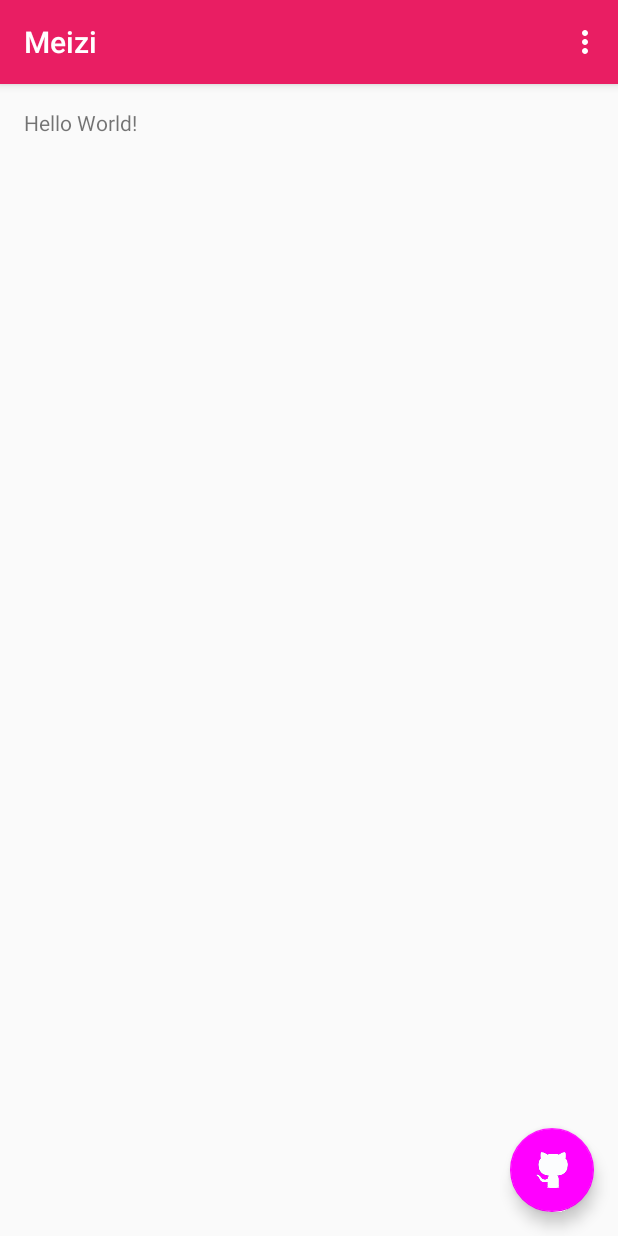
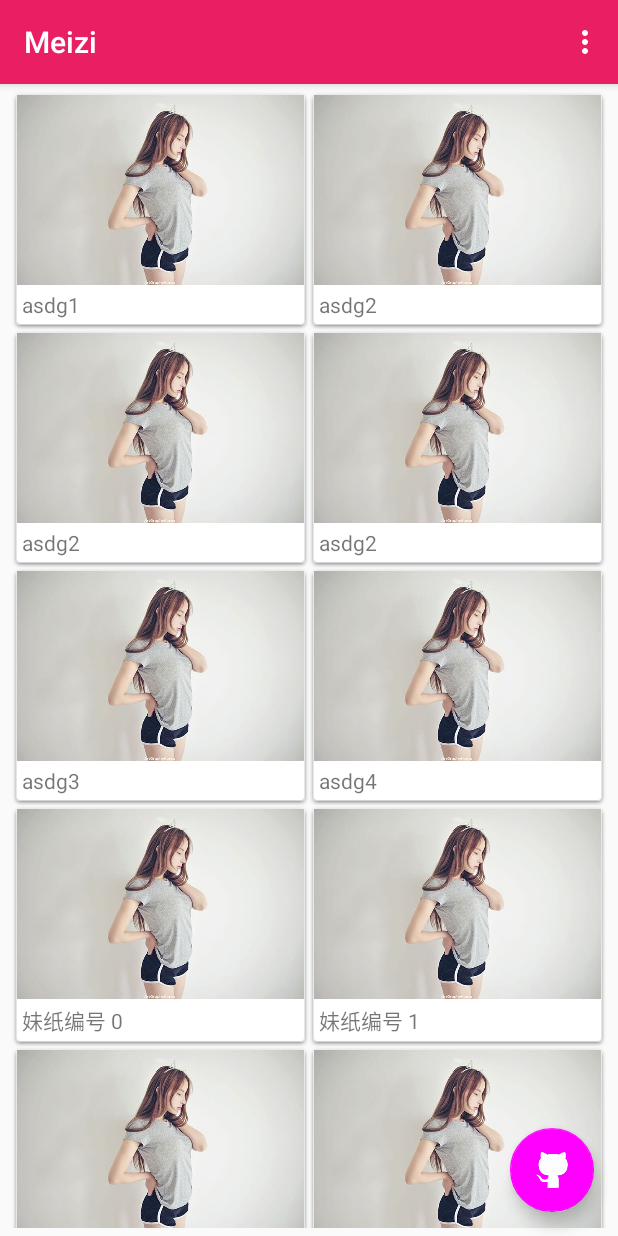
Before and after one commit to woshidasusu/Meizi, an Android app: the screen it shows after launch (MainActivity), on a phone screen of 412 x 824 dp. Run offline under Robolectric (Android 15) with nearby library versions, the phone set to English and light mode, and no system bars; our stand-ins replace ButterKnife, Picasso; pictures from the network do not load; 1 statement that could not run was skipped.

Commit message:
引入图片加载框架Picasso

```diff
--- a/app/build.gradle
+++ b/app/build.gradle
@@ -26,4 +26,5 @@ dependencies {
     compile 'com.android.support:design:23.4.0'
     compile 'com.jakewharton:butterknife:5.1.1'
     compile 'com.squareup.okhttp3:okhttp:3.4.1'
+    compile 'com.squareup.picasso:picasso:2.5.2'
 }
--- a/app/src/main/java/coder/dasu/meizi/MeiziApp.java
+++ b/app/src/main/java/coder/dasu/meizi/MeiziApp.java
@@ -1,6 +1,8 @@
 package coder.dasu.meizi;
 
 import android.app.Application;
+
+import com.squareup.picasso.Picasso;
 
 import okhttp3.OkHttpClient;
 
@@ -14,6 +16,8 @@ public class MeiziApp extends Application {
     @Override
     public void onCreate() {
         super.onCreate();
+        Picasso.with(getApplicationContext())
+                .setDebugging(true);
     }
 
     @Override
--- /dev/null
+++ b/app/src/main/java/coder/dasu/meizi/data/Meizhi.java
@@ -0,0 +1,44 @@
+package coder.dasu.meizi.data;
+
+/**
+ * Created by sxq on 2016/9/10.
+ */
+public class Meizhi {
+
+    private String imgUrl;
+    private String text;
+    private int resId;
+
+    public Meizhi() {
+    }
+
+    public Meizhi(String imgUrl, String text, int resId) {
+        this.imgUrl = imgUrl;
+        this.text = text;
+        this.resId = resId;
+    }
+
+    public String getImgUrl() {
+        return imgUrl;
+    }
+
+    public void setImgUrl(String imgUrl) {
+        this.imgUrl = imgUrl;
+    }
+
+    public String getText() {
+        return text;
+    }
+
+    public void setText(String text) {
+        this.text = text;
+    }
+
+    public int getResId() {
+        return resId;
+    }
+
+    public void setResId(int resId) {
+        this.resId = resId;
+    }
+}
--- /dev/null
+++ b/app/src/main/java/coder/dasu/meizi/listener/OnItemClickListener.java
@@ -0,0 +1,14 @@
+package coder.dasu.meizi.listener;
+
+import android.view.View;
+
+import coder.dasu.meizi.data.Meizhi;
+
+/**
+ * Created by sxq on 2016/9/10.
+ */
+public interface OnItemClickListener {
+
+    void onItemClick(View view, View picture, View text, Meizhi meizhi);
+
+}
--- a/app/src/main/java/coder/dasu/meizi/view/main/MainActivity.java
+++ b/app/src/main/java/coder/dasu/meizi/view/activity/MainActivity.java
@@ -1,4 +1,4 @@
-package coder.dasu.meizi.view.main;
+package coder.dasu.meizi.view.activity;
 
 import android.os.Bundle;
 import android.support.design.widget.FloatingActionButton;
@@ -8,6 +8,7 @@ import android.view.Menu;
 import android.view.MenuItem;
 import android.view.View;
 
+import butterknife.ButterKnife;
 import coder.dasu.meizi.MeiziApp;
 import coder.dasu.meizi.R;
 import coder.dasu.meizi.base.BaseActivity;
@@ -18,6 +19,9 @@ public class MainActivity extends BaseActivity {
     protected void onCreate(Bundle savedInstanceState) {
         super.onCreate(savedInstanceState);
         setContentView(R.layout.activity_main);
+
+        ButterKnife.inject(this);
+
         Toolbar toolbar = (Toolbar) findViewById(R.id.toolbar);
         setSupportActionBar(toolbar);
 
--- /dev/null
+++ b/app/src/main/java/coder/dasu/meizi/view/adapter/MeizhiWallAdapter.java
@@ -0,0 +1,87 @@
+package coder.dasu.meizi.view.adapter;
+
+import android.content.Context;
+import android.support.v7.widget.RecyclerView;
+import android.view.LayoutInflater;
+import android.view.View;
+import android.view.ViewGroup;
+import android.widget.ImageView;
+import android.widget.TextView;
+
+import com.squareup.picasso.Picasso;
+
+import java.util.List;
+
+import butterknife.ButterKnife;
+import butterknife.InjectView;
+import coder.dasu.meizi.R;
+import coder.dasu.meizi.data.Meizhi;
+import coder.dasu.meizi.listener.OnItemClickListener;
+
+/**
+ * Created by sxq on 2016/9/10.
+ */
+public class MeizhiWallAdapter extends RecyclerView.Adapter<MeizhiWallAdapter.ViewHolder> {
+
+    private List<Meizhi> mMeizhiList;
+    private Context mContext;
+    private OnItemClickListener mItemClickListener;
+
+    public MeizhiWallAdapter(Context context, List<Meizhi> list) {
+        mContext = context;
+        mMeizhiList = list;
+    }
+
+    @Override
+    public ViewHolder onCreateViewHolder(ViewGroup parent, int viewType) {
+        View view = LayoutInflater.from(mContext).inflate(R.layout.item_meizhi_wall, parent, false);
+        return new ViewHolder(view);
+    }
+
+    @Override
+    public void onBindViewHolder(ViewHolder holder, int position) {
+        holder.mMeizhi = mMeizhiList.get(position);
+
+        Picasso.with(mContext)
+                .load(holder.mMeizhi.getImgUrl())
+                .error(holder.mMeizhi.getResId())
+                .placeholder(R.drawable.meizhi1)
+                .into(holder.meizhiImg);
+        holder.meizhiText.setText(holder.mMeizhi.getText());
+    }
+
+    @Override
+    public int getItemCount() {
+        return mMeizhiList.size();
+    }
+
+    public void setOnItemClickListener(OnItemClickListener itemClickListener) {
+        mItemClickListener = itemClickListener;
+    }
+
+    class ViewHolder extends RecyclerView.ViewHolder implements View.OnClickListener {
+
+        @InjectView(R.id.meizhi_img)
+        ImageView meizhiImg;
+        @InjectView(R.id.meizhi_tv)
+        TextView meizhiText;
+
+        View mItemView;
+        Meizhi mMeizhi;
+
+        public ViewHolder(View itemView) {
+            super(itemView);
+            ButterKnife.inject(this, itemView);
+            mItemView = itemView;
+            mItemView.setOnClickListener(this);
+            meizhiImg.setOnClickListener(this);
+        }
+
+        @Override
+        public void onClick(View v) {
+            if (mItemClickListener != null) {
+                mItemClickListener.onItemClick(v, meizhiImg, mItemView, mMeizhi);
+            }
+        }
+    }
+}
--- /dev/null
+++ b/app/src/main/java/coder/dasu/meizi/view/fragment/MainActivityFragment.java
@@ -0,0 +1,103 @@
+package coder.dasu.meizi.view.fragment;
+
+import android.content.Context;
+import android.os.Bundle;
+import android.support.annotation.Nullable;
+import android.support.design.widget.Snackbar;
+import android.support.v4.app.Fragment;
+import android.support.v7.widget.RecyclerView;
+import android.support.v7.widget.StaggeredGridLayoutManager;
+import android.view.LayoutInflater;
+import android.view.View;
+import android.view.ViewGroup;
+
+import java.util.ArrayList;
+import java.util.List;
+
+import butterknife.ButterKnife;
+import butterknife.InjectView;
+import coder.dasu.meizi.R;
+import coder.dasu.meizi.data.Meizhi;
+import coder.dasu.meizi.listener.OnItemClickListener;
+import coder.dasu.meizi.view.adapter.MeizhiWallAdapter;
+
+/**
+ * A placeholder fragment containing a simple view.
+ */
+public class MainActivityFragment extends Fragment {
+
+    @InjectView(R.id.rv_meizi_photo_wall)
+    RecyclerView mMeiziWallView;
+
+    private List<Meizhi> mMeizhiList;
+    private Context mContext;
+
+    public MainActivityFragment() {
+    }
+
+    @Override
+    public void onAttach(Context context) {
+        super.onAttach(context);
+        mContext = context;
+    }
+
+    @Override
+    public void onCreate(@Nullable Bundle savedInstanceState) {
+        super.onCreate(savedInstanceState);
+        loadData();
+    }
+
+    @Override
+    public View onCreateView(LayoutInflater inflater, ViewGroup container,
+                             Bundle savedInstanceState) {
+        View view = inflater.inflate(R.layout.fragment_main, container, false);
+        ButterKnife.inject(this, view);
+        initView();
+        return view;
+    }
+
+    @Override
+    public void onViewCreated(View view, @Nullable Bundle savedInstanceState) {
+        super.onViewCreated(view, savedInstanceState);
+    }
+
+    /**
+     * initialization widgets' state. such as check box's select state
+     * call after {@link #onActivityCreated(Bundle)} before {@link #onStart()}
+     */
+    @Override
+    public void onViewStateRestored(@Nullable Bundle savedInstanceState) {
+        super.onViewStateRestored(savedInstanceState);
+    }
+
+    @Override
+    public void onActivityCreated(@Nullable Bundle savedInstanceState) {
+        super.onActivityCreated(savedInstanceState);
+    }
+
+    private void loadData() {
+        mMeizhiList = new ArrayList<>();
+        mMeizhiList.add(new Meizhi("http://", "asdg1", R.drawable.meizhi1));
+        mMeizhiList.add(new Meizhi("http://ww1.sinaimg.cn/large/610dc034jw1f7kpy9czh0j20u00vn0us.jpg", "asdg2", R.drawable.meizhi1));
+        mMeizhiList.add(new Meizhi("http://ww1.sinaimg.cn/large/610dc034jw1f7kpy9czh0j20u00vn0us.jpg", "asdg2", R.drawable.meizhi1));
+        mMeizhiList.add(new Meizhi("http://ww1.sinaimg.cn/large/610dc034jw1f7kpy9czh0j20u00vn0us.jpg", "asdg2", R.drawable.meizhi1));
+        mMeizhiList.add(new Meizhi(null, "asdg3", R.drawable.meizhi1));
+        mMeizhiList.add(new Meizhi(null, "asdg4", R.drawable.meizhi1));
+        for (int i=0;i<1000;i++){
+            mMeizhiList.add(new Meizhi("http://ww1.sinaimg.cn/large/610dc034jw1f7kpy9czh0j20u00vn0us.jpg", "妹纸编号 " + i, R.drawable.meizhi1));
+        }
+    }
+
+    private void initView() {
+        mMeiziWallView.setLayoutManager(new StaggeredGridLayoutManager(2, StaggeredGridLayoutManager.VERTICAL));
+        MeizhiWallAdapter adapter = new MeizhiWallAdapter(mContext, mMeizhiList);
+        mMeiziWallView.setAdapter(adapter);
+        adapter.setOnItemClickListener(new OnItemClickListener() {
+            @Override
+            public void onItemClick(View view, View picture, View text, Meizhi meizhi) {
+                Snackbar.make(view, view == picture ? "meizhi" : "text", Snackbar.LENGTH_SHORT).show();
+            }
+        });
+
+    }
+}
--- a/app/src/main/java/coder/dasu/meizi/view/main/MainActivityFragment.java
+++ /dev/null
@@ -1,24 +0,0 @@
-package coder.dasu.meizi.view.main;
-
-import android.support.v4.app.Fragment;
-import android.os.Bundle;
-import android.view.LayoutInflater;
-import android.view.View;
-import android.view.ViewGroup;
-
-import coder.dasu.meizi.R;
-
-/**
- * A placeholder fragment containing a simple view.
- */
-public class MainActivityFragment extends Fragment {
-
-    public MainActivityFragment() {
-    }
-
-    @Override
-    public View onCreateView(LayoutInflater inflater, ViewGroup container,
-                             Bundle savedInstanceState) {
-        return inflater.inflate(R.layout.fragment_main, container, false);
-    }
-}
--- a/app/src/main/res/layout/activity_main.xml
+++ b/app/src/main/res/layout/activity_main.xml
@@ -6,7 +6,7 @@
     android:layout_width="match_parent"
     android:layout_height="match_parent"
     android:fitsSystemWindows="true"
-    tools:context=".view.main.MainActivity">
+    tools:context=".view.activity.MainActivity">
 
     <android.support.design.widget.AppBarLayout
         android:layout_width="match_parent"
--- a/app/src/main/res/layout/content_main.xml
+++ b/app/src/main/res/layout/content_main.xml
@@ -2,7 +2,7 @@
           xmlns:app="http://schemas.android.com/apk/res-auto"
           xmlns:tools="http://schemas.android.com/tools"
           android:id="@+id/fragment"
-          android:name="coder.dasu.meizi.view.main.MainActivityFragment"
+          android:name="coder.dasu.meizi.view.fragment.MainActivityFragment"
           android:layout_width="match_parent"
           android:layout_height="match_parent"
           app:layout_behavior="@string/appbar_scrolling_view_behavior"
--- a/app/src/main/res/layout/fragment_main.xml
+++ b/app/src/main/res/layout/fragment_main.xml
@@ -6,12 +6,12 @@
                 android:paddingLeft="@dimen/activity_horizontal_margin"
                 android:paddingRight="@dimen/activity_horizontal_margin"
                 android:paddingTop="@dimen/activity_vertical_margin"
-                tools:context=".view.main.MainActivityFragment"
+                tools:context=".view.fragment.MainActivityFragment"
                 tools:showIn="@layout/activity_main">
 
-    <TextView
-        android:layout_width="wrap_content"
-        android:layout_height="wrap_content"
-        android:text="Hello World!"/>
+    <android.support.v7.widget.RecyclerView
+        android:id="@+id/rv_meizi_photo_wall"
+        android:layout_width="match_parent"
+        android:layout_height="match_parent"/>
 
 </RelativeLayout>
--- /dev/null
+++ b/app/src/main/res/layout/item_meizhi_wall.xml
@@ -0,0 +1,26 @@
+<?xml version="1.0" encoding="utf-8"?>
+<LinearLayout xmlns:android="http://schemas.android.com/apk/res/android"
+              android:id="@+id/item_layout"
+              android:layout_width="match_parent"
+              android:layout_height="wrap_content"
+              xmlns:tools="http://schemas.android.com/tools"
+              android:background="@drawable/bg_card"
+              android:orientation="vertical">
+
+    <ImageView
+        android:id="@+id/meizhi_img"
+        android:layout_width="wrap_content"
+        android:layout_height="wrap_content"
+        android:adjustViewBounds="true"
+        android:scaleType="fitXY"
+        tools:src="@drawable/meizhi1"/>
+
+    <TextView
+        android:id="@+id/meizhi_tv"
+        android:layout_width="wrap_content"
+        android:layout_height="wrap_content"
+        android:layout_margin="3dp"
+        android:textAppearance="?android:textAppearanceSmall"
+        tools:text="09-07 你是一个人吗？"/>
+
+</LinearLayout>
--- a/app/src/main/res/menu/menu_main.xml
+++ b/app/src/main/res/menu/menu_main.xml
@@ -1,7 +1,7 @@
 <menu xmlns:android="http://schemas.android.com/apk/res/android"
       xmlns:app="http://schemas.android.com/apk/res-auto"
       xmlns:tools="http://schemas.android.com/tools"
-      tools:context=".view.main.MainActivity">
+      tools:context=".view.activity.MainActivity">
     <item
         android:id="@+id/action_settings"
         android:orderInCategory="100"
--- a/app/src/main/res/values/dimens.xml
+++ b/app/src/main/res/values/dimens.xml
@@ -1,6 +1,6 @@
 <resources>
     <!-- Default screen margins, per the Android Design guidelines. -->
-    <dimen name="activity_horizontal_margin">16dp</dimen>
-    <dimen name="activity_vertical_margin">16dp</dimen>
+    <dimen name="activity_horizontal_margin">8dp</dimen>
+    <dimen name="activity_vertical_margin">5dp</dimen>
     <dimen name="fab_margin">16dp</dimen>
 </resources>
```
Also changed, not shown: app/src/main/AndroidManifest.xml (+13 -1 lines), app/src/main/res/drawable-hdpi/meizhi1.jpg (added), app/src/main/res/drawable/bg_card.9.png (added).
